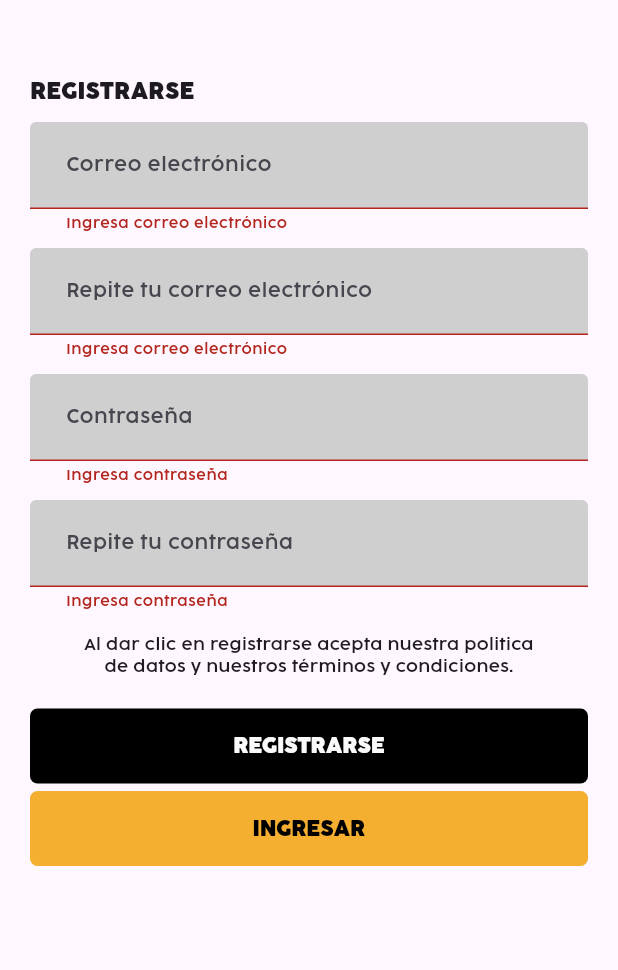
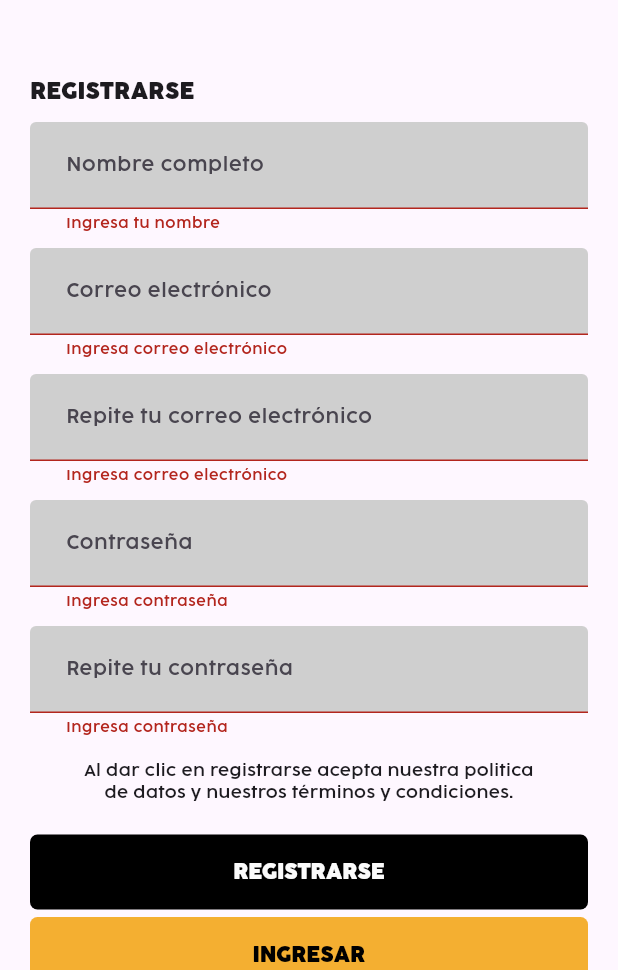
Before and after one commit to DalexisValencia/app-shar, a Flutter app: the Register screen opened directly, after a tap on "REGISTRARSE", on a phone screen of 412 x 824 dp, the part 266-1236 px from its top. Run offline on Flutter 3.47's test engine with Material 3 defaults, Android fonts, the phone set to English and light mode, and no system bars; our stand-ins replace carousel_slider, flutter_bloc, sqflite; missing offline and left inert: flutter_email_sender; accounts and stored records are empty.

Commit message:
Correct flow in register

```diff
--- a/lib/screen/Register.dart
+++ b/lib/screen/Register.dart
@@ -15,6 +15,7 @@ class Register extends StatefulWidget {
 
 class _RegisterState extends State<Register> {
   final _formKey = GlobalKey<FormState>();
+  final nombre = TextEditingController();
   final email = TextEditingController();
   final repeatEmail = TextEditingController();
   final password = TextEditingController();
@@ -42,6 +43,21 @@ class _RegisterState extends State<Register> {
             vertical: 10,
             horizontal: 20,
           ),
+          child: BlocListener<UserBloc, UserState>(
+              listener: (BuildContext context, state) {
+                try {
+                  UserInterface user = state.props[1] as UserInterface;
+
+                  if (!user.logged) {
+                    snackBarAddCart(
+                        context, "Error Login: ", "Los datos no son correctos");
+                  } else if (user.logged) {
+                    Navigator.popUntil(context, ModalRoute.withName('/'));
+                  }
+                } catch (e) {
+                  print(e);
+                }
+              },
               child: Form(
                 key: _formKey,
                 child: Column(
@@ -67,10 +83,53 @@ class _RegisterState extends State<Register> {
                       child: const Text(
                         'REGISTRARSE',
                         textAlign: TextAlign.start,
-                    style: TextStyle(fontSize: 15, fontWeight: FontWeight.bold),
+                        style: TextStyle(
+                            fontSize: 15, fontWeight: FontWeight.bold),
                       ),
                     ),
                     const SizedBox(height: 10),
+                    TextFormField(
+                      controller: nombre,
+                      validator: (value) {
+                        if (value == null || value.isEmpty) {
+                          return 'Ingresa tu nombre';
+                        }
+
+                        return null;
+                      },
+                      autofocus: false,
+                      style: const TextStyle(
+                        fontSize: 12,
+                        color: blackColor,
+                      ),
+                      decoration: InputDecoration(
+                        errorStyle: const TextStyle(
+                          fontSize: 9,
+                        ),
+                        filled: true,
+                        fillColor: const Color.fromARGB(255, 207, 207, 207),
+                        hintText: 'Nombre completo',
+                        contentPadding: const EdgeInsets.symmetric(
+                          vertical: 20,
+                          horizontal: 20,
+                        ),
+                        focusedBorder: OutlineInputBorder(
+                          borderSide: const BorderSide(
+                            color: greyColor,
+                          ),
+                          borderRadius: BorderRadius.circular(5),
+                        ),
+                        enabledBorder: UnderlineInputBorder(
+                          borderSide: const BorderSide(
+                            color: greyLightColor,
+                          ),
+                          borderRadius: BorderRadius.circular(5),
+                        ),
+                      ),
+                    ),
+                    const SizedBox(
+                      height: 10,
+                    ),
                     TextFormField(
                       controller: email,
                       validator: (value) {
@@ -92,7 +151,7 @@ class _RegisterState extends State<Register> {
                           return 'No es un correo electrónico';
                         }
 
-                    if (!(email == repeatEmail)) {
+                        if (!(email.text == repeatEmail.text)) {
                           return 'Los correos electronicos no coinciden';
                         }
 
@@ -151,8 +210,9 @@ class _RegisterState extends State<Register> {
                         if (!regex.hasMatch(value)) {
                           return 'No es un correo electrónico';
                         }
-
-                    if (!(email == repeatEmail)) {
+                        print(email);
+                        print(repeatEmail);
+                        if (!(email.text == repeatEmail.text)) {
                           return 'Los correos electronicos no coinciden';
                         }
 
@@ -198,7 +258,7 @@ class _RegisterState extends State<Register> {
                         if (value == null || value.isEmpty) {
                           return 'Ingresa contraseña';
                         }
-                    if (!(repearPassword == password)) {
+                        if (!(repearPassword.text == password.text)) {
                           return 'Las contraseña no coinciden';
                         }
                         return null;
@@ -243,7 +303,7 @@ class _RegisterState extends State<Register> {
                         if (value == null || value.isEmpty) {
                           return 'Ingresa contraseña';
                         }
-                    if (!(repearPassword == password)) {
+                        if (!(repearPassword.text == password.text)) {
                           return 'Las contraseña no coinciden';
                         }
                         return null;
@@ -311,7 +371,8 @@ class _RegisterState extends State<Register> {
                       height: 50,
                       child: TextButton(
                         style: ButtonStyle(
-                      shape: WidgetStateProperty.all<RoundedRectangleBorder>(
+                          shape:
+                              WidgetStateProperty.all<RoundedRectangleBorder>(
                             const RoundedRectangleBorder(
                               borderRadius: BorderRadius.all(
                                 Radius.circular(5),
@@ -322,24 +383,20 @@ class _RegisterState extends State<Register> {
                               WidgetStateProperty.all<Color>(blackColor),
                         ),
                         onPressed: () {
+                          if (_formKey.currentState!.validate()) {
                             var registerUser = UserInterface(
                               id: 0,
-                        name: "example",
-                        email: "email@email.com",
-                        password: "123",
+                              name: nombre.text,
+                              email: email.text,
+                              password: password.text,
                               logged: true,
                             );
 
-                      print(registerUser);
-
-                      /*userBlocInstance.add(
+                            userBlocInstance.add(
                               AddUserToDB(
                                 user: registerUser,
                               ),
-                      );*/
-                      if (_formKey.currentState!.validate()) {
-                        print(email.text);
-                        print(password.text);
+                            );
                           }
                         },
                         child: const Text(
@@ -359,7 +416,8 @@ class _RegisterState extends State<Register> {
                       height: 50,
                       child: TextButton(
                         style: ButtonStyle(
-                      shape: WidgetStateProperty.all<RoundedRectangleBorder>(
+                          shape:
+                              WidgetStateProperty.all<RoundedRectangleBorder>(
                             const RoundedRectangleBorder(
                               borderRadius: BorderRadius.all(
                                 Radius.circular(5),
@@ -388,7 +446,7 @@ class _RegisterState extends State<Register> {
                     ),
                   ],
                 ),
-          ),
+              )),
         ),
       ),
     );
```
Lines whose indentation alone changed are shown as unchanged.
